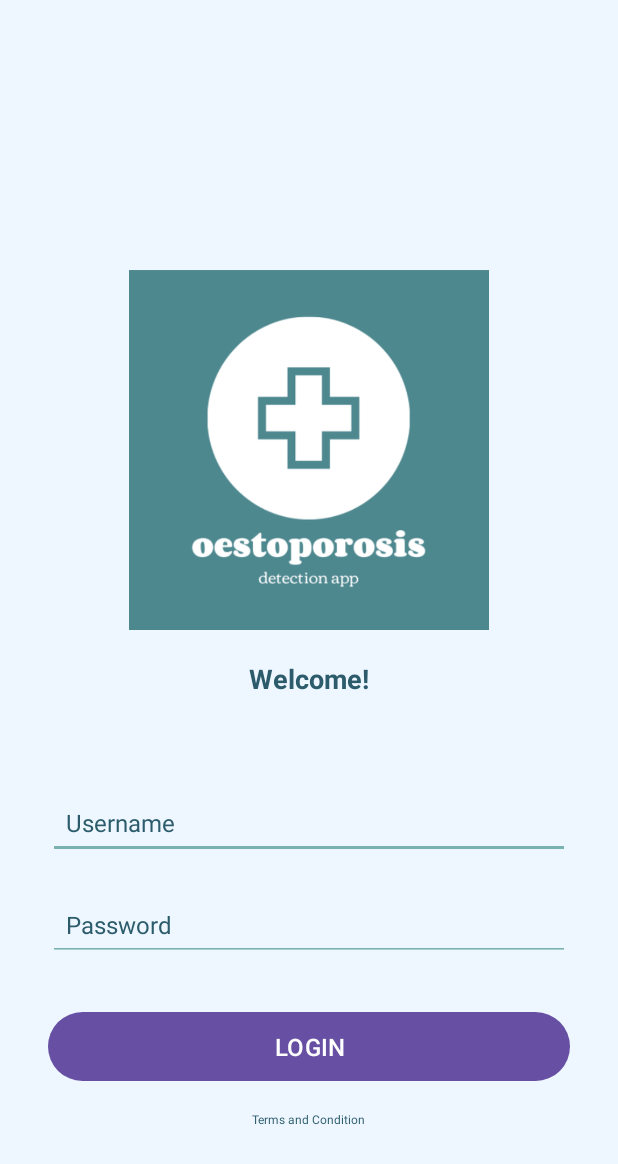
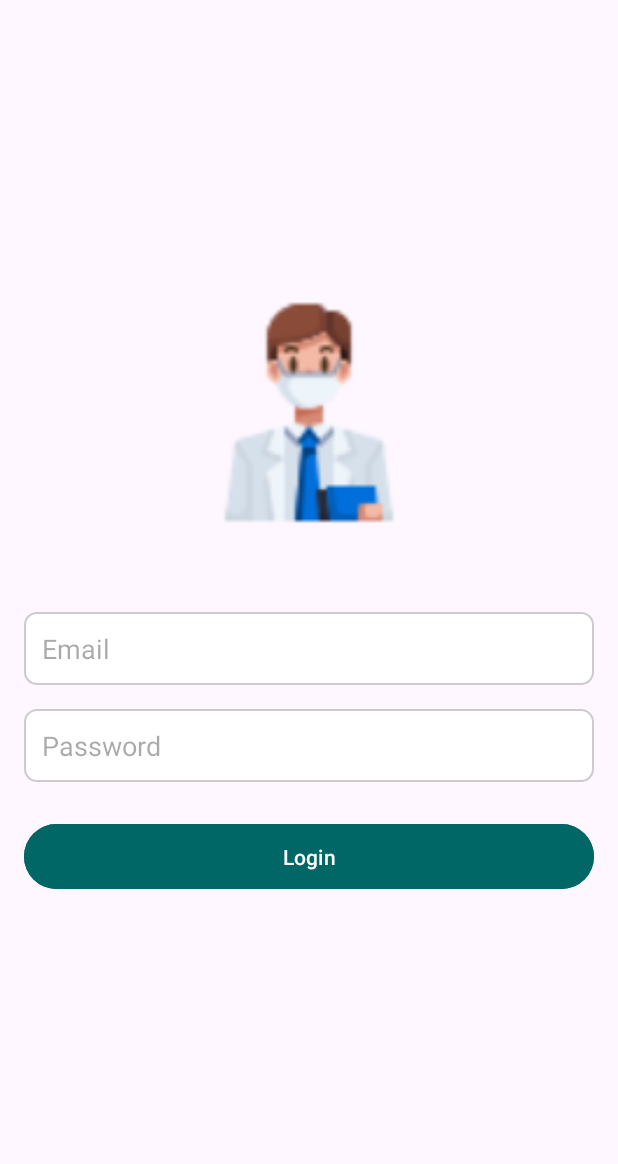
Before and after one commit to parthshah04/Osteoporosis-Detection-App, an Android app: the screen it shows after launch (LoginActivity), on a phone screen of 412 x 824 dp. Shown: the top 1164 px of the screen. Run offline under Robolectric (Android 15) with nearby library versions, the phone set to English and light mode, and no system bars.

Commit message:
Login Functionality Refactor (#4)
* Login Functionality Refactor

* Login Functionality Refactor

---------

Co-authored-by: khamisani_99 <skhamisani@yahoo.com>

```diff
--- a/app/src/main/java/com/example/osteoporosis_detection/LoginActivity.java
+++ b/app/src/main/java/com/example/osteoporosis_detection/LoginActivity.java
@@ -2,38 +2,89 @@ package com.example.osteoporosis_detection;
 
 import android.content.Intent;
 import android.os.Bundle;
+import android.text.Editable;
+import android.text.TextWatcher;
+import android.util.Patterns;
+import android.view.View;
 import android.widget.Button;
 import android.widget.EditText;
 import android.widget.Toast;
+
 import androidx.appcompat.app.AppCompatActivity;
-
-import com.example.osteoporosis_detection.R;
 
 public class LoginActivity extends AppCompatActivity {
 
-    private EditText usernameEditText;
-    private EditText passwordEditText;
+    private EditText emailInput;
+    private EditText passwordInput;
+    private Button loginButton;
 
     @Override
     protected void onCreate(Bundle savedInstanceState) {
         super.onCreate(savedInstanceState);
         setContentView(R.layout.activity_login);
 
-        usernameEditText = findViewById(R.id.username);
-        passwordEditText = findViewById(R.id.password);
-        Button loginButton = findViewById(R.id.login_button);
+        // Initialize UI components
+        emailInput = findViewById(R.id.emailInput);
+        passwordInput = findViewById(R.id.passwordInput);
+        loginButton = findViewById(R.id.loginButton);
 
-        loginButton.setOnClickListener(view -> {
-            String username = usernameEditText.getText().toString();
-            String password = passwordEditText.getText().toString();
+        // Add TextWatcher to email input for validation
+        emailInput.addTextChangedListener(new TextWatcher() {
+            @Override
+            public void beforeTextChanged(CharSequence s, int start, int count, int after) {
+                // Do nothing
+            }
 
-            if (username.isEmpty() || password.isEmpty()) {
-                Toast.makeText(LoginActivity.this, "Please enter username and password", Toast.LENGTH_SHORT).show();
-            } else {
-                Intent intent = new Intent(LoginActivity.this, LandingPage.class);
-                startActivity(intent);
-                Toast.makeText(LoginActivity.this, "Login Successful", Toast.LENGTH_SHORT).show();
+            @Override
+            public void onTextChanged(CharSequence s, int start, int before, int count) {
+                // Do nothing
+            }
+
+            @Override
+            public void afterTextChanged(Editable s) {
+                String email = s.toString().trim();
+                if (!isValidEmail(email)) {
+                    emailInput.setError("Invalid email format");
+                } else {
+                    emailInput.setError(null);
+                }
+            }
+        });
+
+        // Set click listener for the login button
+        loginButton.setOnClickListener(new View.OnClickListener() {
+            @Override
+            public void onClick(View v) {
+                String email = emailInput.getText().toString().trim();
+                String password = passwordInput.getText().toString().trim();
+
+                if (isValidEmail(email) && !password.isEmpty()) {
+                    // Proceed with login
+                    loginUser(email, password);
+                } else {
+                    if (!isValidEmail(email)) {
+                        emailInput.setError("Invalid email format");
+                    }
+                    if (password.isEmpty()) {
+                        passwordInput.setError("Password cannot be empty");
+                    }
+                }
             }
         });
     }
+
+    // Method to validate email format
+    private boolean isValidEmail(String email) {
+        return Patterns.EMAIL_ADDRESS.matcher(email).matches();
+    }
+
+    // Method to handle user login
+    private void loginUser(String email, String password) {
+        // Here you can add your login logic, such as authentication with a server
+        Toast.makeText(LoginActivity.this, "Login successful", Toast.LENGTH_SHORT).show();
+        // Navigate to StartingActivity after successful login
+        Intent intent = new Intent(LoginActivity.this, PatientActivity.class);
+        startActivity(intent);
+        finish(); // Finish LoginActivity to prevent returning to it
+    }
 }
--- /dev/null
+++ b/app/src/main/res/drawable/edit_text_background.xml
@@ -0,0 +1,7 @@
+<?xml version="1.0" encoding="utf-8"?>
+<shape xmlns:android="http://schemas.android.com/apk/res/android">
+    <solid android:color="#FFFFFF" />
+    <stroke android:width="1dp" android:color="#CCCCCC" />
+    <corners android:radius="8dp" />
+    <padding android:left="8dp" android:top="8dp" android:right="8dp" android:bottom="8dp" />
+</shape>
--- a/app/src/main/res/layout/activity_login.xml
+++ b/app/src/main/res/layout/activity_login.xml
@@ -1,110 +1,61 @@
 <?xml version="1.0" encoding="utf-8"?>
-<androidx.core.widget.NestedScrollView xmlns:android="http://schemas.android.com/apk/res/android"
-    android:layout_width="match_parent"
-    android:layout_height="match_parent"
-    android:fillViewport="true"
-    android:background="?android:attr/windowBackground">
-
 <RelativeLayout xmlns:android="http://schemas.android.com/apk/res/android"
     xmlns:tools="http://schemas.android.com/tools"
     android:layout_width="match_parent"
     android:layout_height="match_parent"
-        android:background="#EEF7FF"
-        tools:context=".LoginActivity">
+    tools:context=".LoginActivity"
+    android:padding="16dp">
 
-        <!-- Logo -->
+    <!-- Image Placeholder -->
+
+    <!-- Email Input -->
+
     <ImageView
         android:id="@+id/logo"
-            android:layout_width="240dp"
-            android:layout_height="240dp"
-            android:layout_centerHorizontal="true"
-            android:layout_marginTop="180dp"
-            android:contentDescription="@string/logo"
-            android:scaleType="centerCrop"
-            android:src="@drawable/ic_logo" />
+        android:layout_width="229dp"
+        android:layout_height="154dp"
+        android:layout_alignParentStart="true"
+        android:layout_alignParentTop="true"
+        android:layout_alignParentEnd="true"
+        android:layout_marginStart="115dp"
+        android:layout_marginTop="182dp"
+        android:layout_marginEnd="115dp"
+        android:layout_marginBottom="32dp"
+        android:src="@drawable/doctor" />
 
-        <!-- Welcome Message -->
-        <TextView
-            android:id="@+id/welcome_message"
-            android:layout_width="wrap_content"
+    <EditText
+        android:id="@+id/emailInput"
+        android:layout_width="match_parent"
         android:layout_height="wrap_content"
         android:layout_below="@id/logo"
-            android:layout_centerHorizontal="true"
-            android:layout_marginTop="20dp"
-            android:text="@string/welcome_message"
-            android:textColor="#2C5C6C"
-            android:textSize="18sp"
-            android:textStyle="bold" />
+        android:layout_marginTop="24dp"
+        android:hint="Email"
+        android:inputType="textEmailAddress"
+        android:padding="12dp"
+        android:background="@drawable/edit_text_background" />
 
-        <!-- Username Field -->
+    <!-- Password Input -->
     <EditText
-            android:id="@+id/username"
+        android:id="@+id/passwordInput"
         android:layout_width="match_parent"
-            android:layout_height="48dp"
-            android:layout_below="@id/welcome_message"
-            android:layout_marginTop="60dp"
-            android:layout_marginStart="32dp"
-            android:layout_marginEnd="32dp"
-            android:autofillHints="username"
-            android:backgroundTint="#7AB2B2"
-            android:hint="@string/username"
-            android:paddingStart="12dp"
-            android:paddingTop="12dp"
-            android:paddingEnd="12dp"
-            android:paddingBottom="12dp"
-            android:textColor="#2C5C6C"
-            android:textColorHint="#2C5C6C"
-            android:textSize="16sp" />
-
-        <!-- Password Field -->
-        <EditText
-            android:id="@+id/password"
-            android:layout_width="match_parent"
-            android:layout_height="48dp"
-            android:layout_below="@id/username"
-            android:layout_marginTop="20dp"
-            android:layout_marginStart="32dp"
-            android:layout_marginEnd="32dp"
-            android:autofillHints="password"
-            android:backgroundTint="#7AB2B2"
-            android:hint="@string/password"
+        android:layout_height="wrap_content"
+        android:layout_below="@id/emailInput"
+        android:layout_marginTop="16dp"
+        android:hint="Password"
         android:inputType="textPassword"
-            android:paddingStart="12dp"
-            android:paddingTop="12dp"
-            android:paddingEnd="12dp"
-            android:paddingBottom="12dp"
-            android:textColor="#2C5C6C"
-            android:textColorHint="#2C5C6C"
-            android:textSize="16sp" />
+        android:padding="12dp"
+        android:background="@drawable/edit_text_background" />
 
     <!-- Login Button -->
     <Button
-            android:id="@+id/login_button"
+        android:id="@+id/loginButton"
         android:layout_width="match_parent"
         android:layout_height="wrap_content"
-            android:layout_below="@id/password"
-            android:layout_marginTop="30dp"
-            android:layout_marginStart="32dp"
-            android:layout_marginEnd="32dp"
-            android:paddingStart="16dp"
-            android:paddingTop="12dp"
-            android:paddingEnd="16dp"
-            android:paddingBottom="12dp"
-            android:text="@string/login"
-            android:textSize="16sp" />
-
-        <!-- Terms and Conditions Text -->
-        <TextView
-            android:id="@+id/terms_conditions"
-            android:layout_width="wrap_content"
-            android:layout_height="wrap_content"
-            android:layout_below="@id/login_button"
-            android:layout_centerHorizontal="true"
-            android:layout_marginTop="16dp"
-            android:autoLink="web"
-            android:text="@string/terms_conditions"
-            android:textColor="#2C5C6C"
-            android:textSize="8sp" />
+        android:layout_below="@id/passwordInput"
+        android:layout_marginTop="24dp"
+        android:text="Login"
+        android:textColor="#FFFFFF"
+        android:backgroundTint="#006666"
+        android:padding="12dp" />
 
 </RelativeLayout>
-</androidx.core.widget.NestedScrollView>
```
Also changed, not shown: app/src/main/java/com/example/osteoporosis_detection/data/LoginDataSource.java (added, +29 -0 lines), app/src/main/java/com/example/osteoporosis_detection/data/LoginRepository.java (added, +54 -0 lines), app/src/main/java/com/example/osteoporosis_detection/data/Result.java (added, +48 -0 lines), app/src/main/java/com/example/osteoporosis_detection/data/model/LoggedInUser.java (added, +23 -0 lines). Lines whose indentation alone changed are shown as unchanged.
